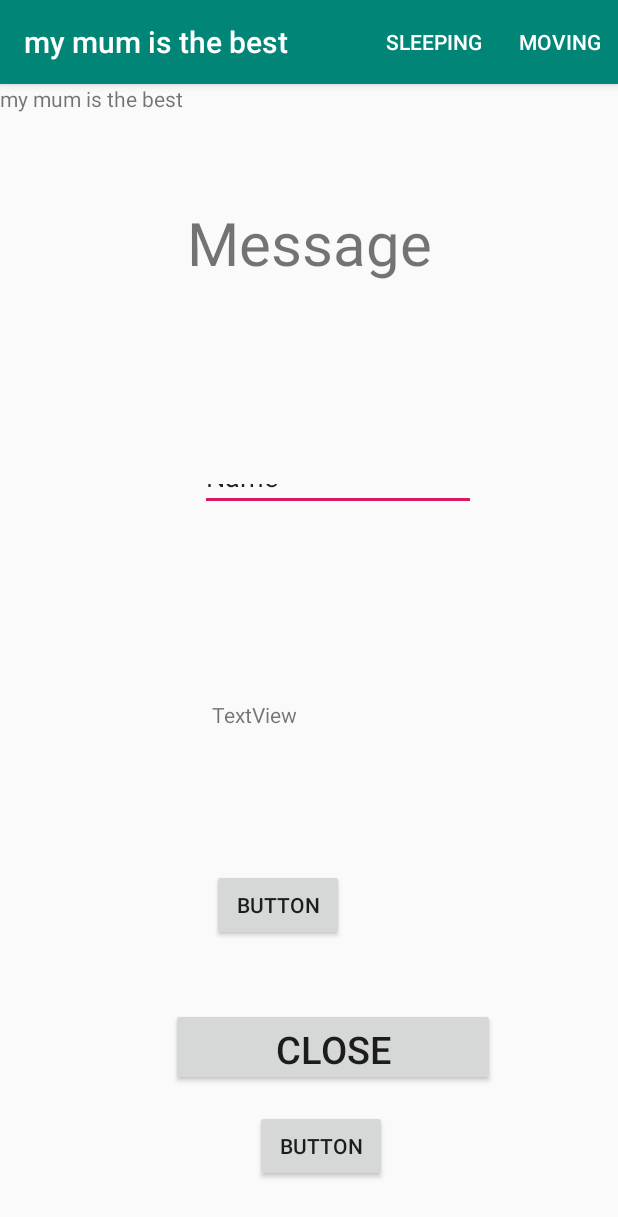
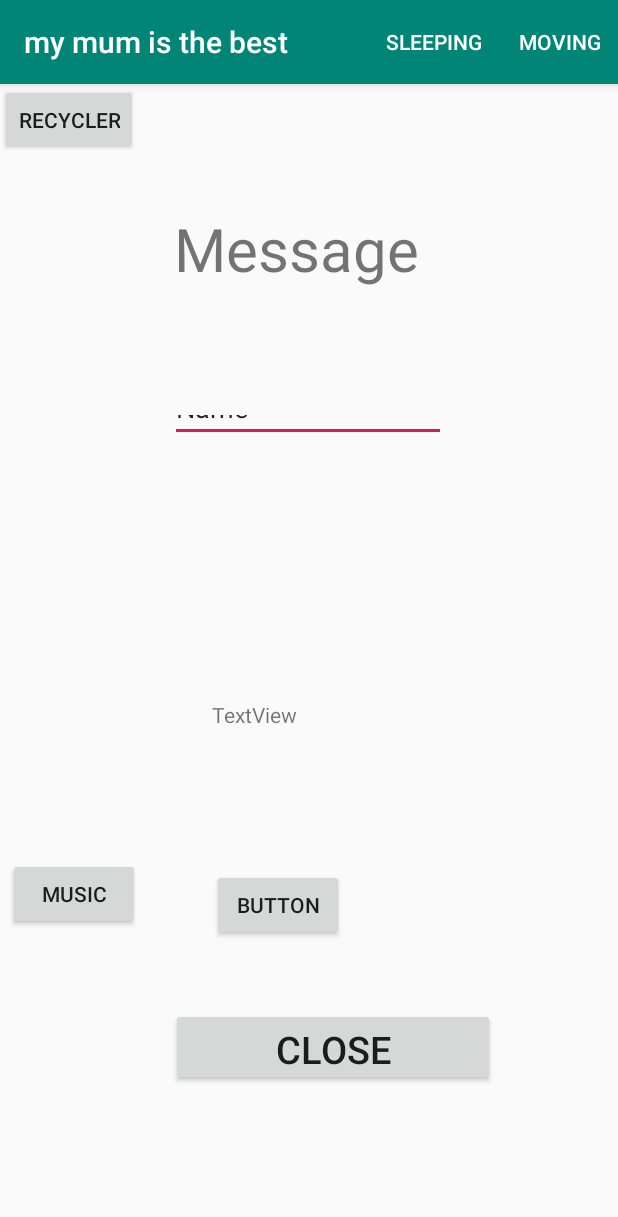
Before and after one commit to Esthermary/Mary, an Android app: the screen it shows after launch (MainActivity), on a phone screen of 412 x 824 dp. Shown: the top 1217 px of the screen. Run offline under Robolectric (Android 15) with nearby library versions, the phone set to English and light mode, and no system bars.

Commit message:
Hello Esther Mary Kisakye

```diff
--- a/app/src/main/res/layout/activity_main.xml
+++ b/app/src/main/res/layout/activity_main.xml
@@ -7,8 +7,8 @@
     tools:context=".MainActivity">
 
     <TextView
-        android:layout_width="match_parent"
-        android:layout_height="90dp"
+        android:layout_width="wrap_content"
+        android:layout_height="wrap_content"
         android:text="Message"
         android:id="@+id/messageTextView"
         android:textSize="40dp"
@@ -31,10 +31,10 @@
         android:text="Name"
         app:layout_constraintBottom_toTopOf="@+id/textView"
         app:layout_constraintEnd_toEndOf="parent"
-        app:layout_constraintHorizontal_bias="0.585"
+        app:layout_constraintHorizontal_bias="0.497"
         app:layout_constraintStart_toStartOf="parent"
         app:layout_constraintTop_toBottomOf="@+id/messageTextView"
-        app:layout_constraintVertical_bias="1.0" />
+        app:layout_constraintVertical_bias="0.28" />
 
     <Button
         android:id="@+id/closeButton"
@@ -73,24 +73,26 @@
         app:layout_constraintHorizontal_bias="0.498"
         app:layout_constraintStart_toStartOf="parent" />
 
-    <TextView
-        android:id="@+id/textView2"
-        android:layout_width="match_parent"
-        android:layout_height="match_parent"
-        android:text="@string/goodmorning"
-        tools:layout_editor_absoluteX="-40dp"
-        tools:layout_editor_absoluteY="0dp" />
+
+    <Button
+        android:layout_width="wrap_content"
+        android:layout_height="wrap_content"
+        android:text="recycler"
+        tools:layout_editor_absoluteX="260dp"
+        tools:layout_editor_absoluteY="365dp"/>
 
     <Button
         android:id="@+id/button"
         android:layout_width="wrap_content"
         android:layout_height="wrap_content"
-        android:layout_marginBottom="36dp"
-        android:text="Button"
-        app:layout_constraintBottom_toBottomOf="@+id/textView2"
-        app:layout_constraintEnd_toEndOf="@+id/closeButton"
-        app:layout_constraintHorizontal_bias="0.437"
-        app:layout_constraintStart_toStartOf="@+id/closeButton" />
+        android:layout_marginBottom="204dp"
+        android:text="MUSIC"
+        app:layout_constraintBottom_toBottomOf="parent"
+        app:layout_constraintEnd_toStartOf="@+id/button2"
+        app:layout_constraintHorizontal_bias="0.103"
+        app:layout_constraintStart_toStartOf="parent"
+        app:layout_constraintTop_toTopOf="parent"
+        app:layout_constraintVertical_bias="1.0" />
 
 
 </androidx.constraintlayout.widget.ConstraintLayout>
```
